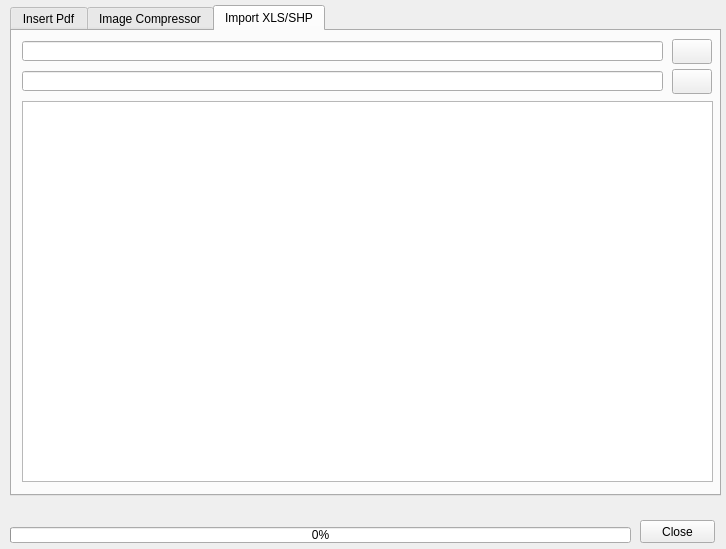
First picture: the form in view/PdfInsertDialog.ui, repository teamlm2/lm2_mgis, before the edit.
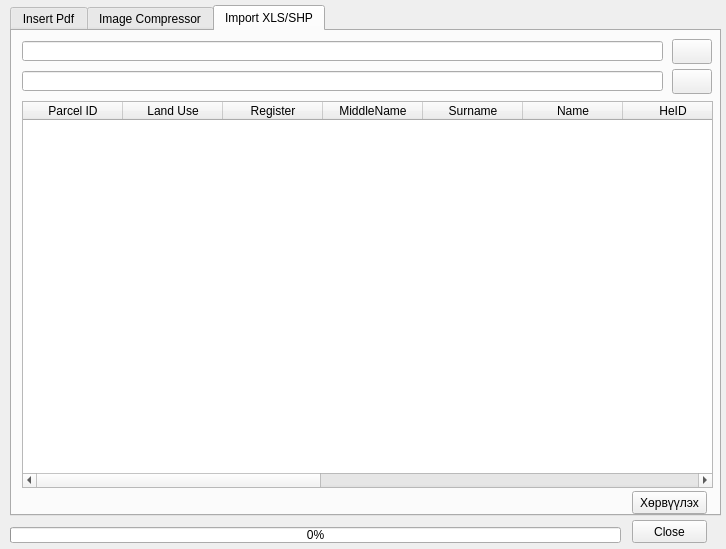
Second picture: the form after the edit. Icons and pictures are not drawn.

Diff of the .ui file:
```diff
--- a/view/PdfInsertDialog.ui
+++ b/view/PdfInsertDialog.ui
@@ -19,7 +19,7 @@
      <x>10</x>
      <y>5</y>
      <width>711</width>
-     <height>491</height>
+     <height>511</height>
     </rect>
    </property>
    <property name="currentIndex">
@@ -404,8 +404,91 @@
        <x>10</x>
        <y>70</y>
        <width>691</width>
-       <height>381</height>
+       <height>387</height>
       </rect>
+     </property>
+     <column>
+      <property name="text">
+       <string>Parcel ID</string>
+      </property>
+     </column>
+     <column>
+      <property name="text">
+       <string>Land Use</string>
+      </property>
+     </column>
+     <column>
+      <property name="text">
+       <string>Register</string>
+      </property>
+     </column>
+     <column>
+      <property name="text">
+       <string>MiddleName</string>
+      </property>
+     </column>
+     <column>
+      <property name="text">
+       <string>Surname</string>
+      </property>
+     </column>
+     <column>
+      <property name="text">
+       <string>Name</string>
+      </property>
+     </column>
+     <column>
+      <property name="text">
+       <string>HeID</string>
+      </property>
+     </column>
+     <column>
+      <property name="text">
+       <string>GaID</string>
+      </property>
+     </column>
+     <column>
+      <property name="text">
+       <string>ZovshBaig</string>
+      </property>
+     </column>
+     <column>
+      <property name="text">
+       <string>Zovshshiid</string>
+      </property>
+     </column>
+     <column>
+      <property name="text">
+       <string>ZovshDate</string>
+      </property>
+     </column>
+     <column>
+      <property name="text">
+       <string>GerchID</string>
+      </property>
+     </column>
+     <column>
+      <property name="text">
+       <string>DuusDate</string>
+      </property>
+     </column>
+     <column>
+      <property name="text">
+       <string>GerDate</string>
+      </property>
+     </column>
+    </widget>
+    <widget class="QPushButton" name="import_data_button">
+     <property name="geometry">
+      <rect>
+       <x>620</x>
+       <y>460</y>
+       <width>75</width>
+       <height>23</height>
+      </rect>
+     </property>
+     <property name="text">
+      <string>Хөрвүүлэх</string>
      </property>
     </widget>
    </widget>
@@ -413,7 +496,7 @@
   <widget class="QPushButton" name="close_button">
    <property name="geometry">
     <rect>
-     <x>640</x>
+     <x>632</x>
      <y>520</y>
      <width>75</width>
      <height>23</height>
@@ -428,7 +511,7 @@
     <rect>
      <x>10</x>
      <y>527</y>
-     <width>621</width>
+     <width>611</width>
      <height>16</height>
     </rect>
    </property>
```
Left out of the diff: 6 changed lines with no effect on the pictures.
